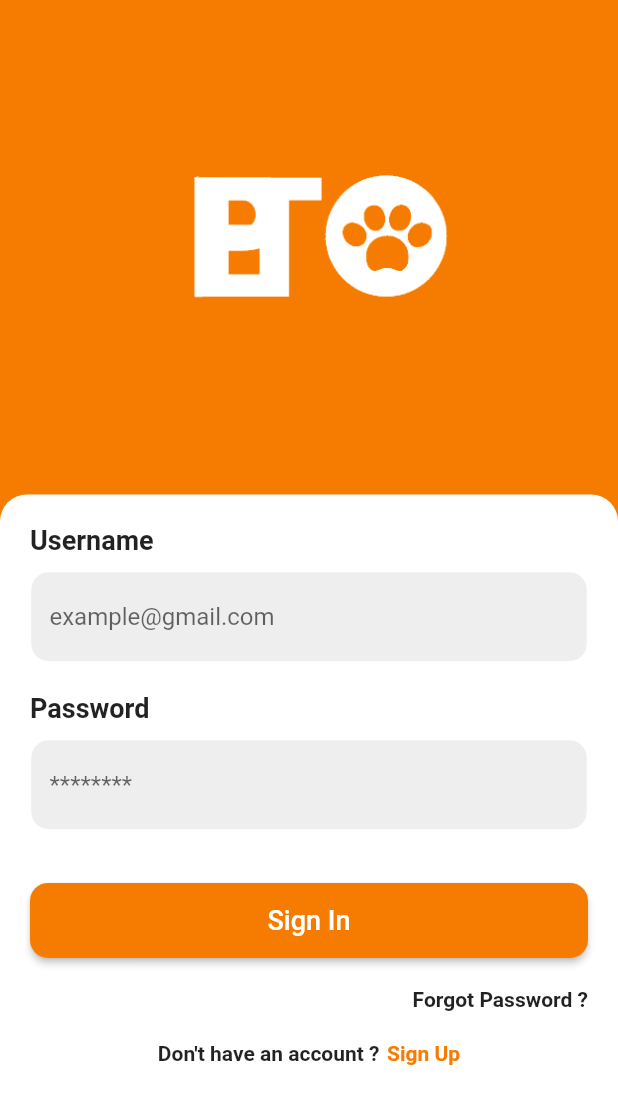
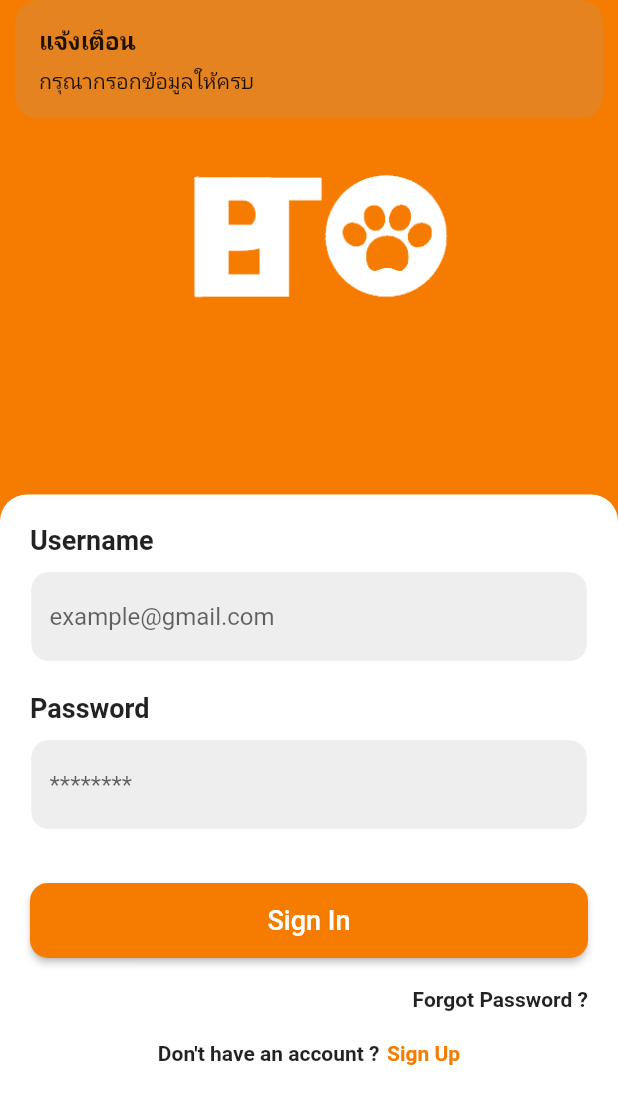
Before and after one commit to khunmostz/petcareapplication, a Flutter app: the screen it shows after launch, after a tap on "Sign In", on a phone screen of 412 x 824 dp. Shown: the top 1104 px of the screen. Run offline on Flutter 3.47's test engine with Material 2 defaults, Android fonts, the phone set to English and light mode, and no system bars; our stand-ins replace firebase_auth, firebase_core, geolocator, get, google_fonts, google_maps_flutter and 3 more; missing offline and left inert: splash_screen_view; accounts and stored records are empty.

Commit message:
sigin success (window)

```diff
--- a/lib/controllers/auth_controller.dart
+++ b/lib/controllers/auth_controller.dart
@@ -26,9 +26,11 @@ class AuthController extends GetxController {
 
   _authScreen(User? user) {
     if (user == null) {
-      print('login page');
+      // print('login page');
+      Get.offAllNamed('/signin');
     } else {
-      print('content page');
+      // print('content page');
+      Get.offAllNamed('/content');
     }
   }
 
@@ -37,14 +39,25 @@ class AuthController extends GetxController {
       return Get.snackbar(
         'แจ้งเตือน',
         'กรุณากรอกข้อมูลให้ครบ',
-        backgroundColor: Colors.red,
       );
+
+      // Get.defaultDialog(
+      //   title: 'เกิดข้อผิดพลาด',
+      //   content: Text('กรุณาลองใหม่อีกครั้ง'),
+      //   actions: [
+      //     FlatButton(
+      //       child: Text('ยืนยัน'),
+      //       onPressed: () => Get.back(),
+      //     ),
+      //   ],
+      // );
     } else {
       await FirebaseAuth.instance.signInWithEmailAndPassword(
         email: emailController.text.trim(),
         password: passwordController.text.trim(),
       );
     }
+    // print(emailController.text);
   }
 
   Future signUp() async {
--- a/lib/main.dart
+++ b/lib/main.dart
@@ -24,7 +24,7 @@ class MyApp extends StatelessWidget {
         ),
       ),
       home: SplashScreenView(
-        navigateRoute: AuthPage(),
+        navigateRoute: BeforePage(),
         duration: 3000,
         imageSize: 400,
         imageSrc: "assets/image/logo-petcare.png",
--- a/lib/widget/custom_button.dart
+++ b/lib/widget/custom_button.dart
@@ -1,11 +1,12 @@
 import 'package:flutter/material.dart';
 import 'package:get/get.dart';
+import 'package:petcare_project/controllers/auth_controller.dart';
 import 'package:petcare_project/utils/constant.dart';
 
 class CustomButton extends StatelessWidget {
   final String routeName;
   final String text;
-  final Function? onPressed;
+  final Function()? onPressed;
   const CustomButton(
       {Key? key, required this.routeName, required this.text, this.onPressed})
       : super(key: key);
@@ -13,6 +14,7 @@ class CustomButton extends StatelessWidget {
   @override
   Widget build(BuildContext context) {
     var size = MediaQuery.of(context).size;
+    final AuthController _authController = Get.put(AuthController());
     ButtonStyle buttonStyle = ElevatedButton.styleFrom(
       onPrimary: Colors.white,
       primary: kDefualtColorMain,
@@ -26,7 +28,8 @@ class CustomButton extends StatelessWidget {
       style: buttonStyle,
       onPressed: () {
         // Get.toNamed(routeName);
-        onPressed;
+        onPressed?.call();
+        // print(onPressed!());
       },
       child: Text(
         text,
```
Also changed, not shown: lib/screens/Content/content_page.dart (+13 -10 lines).
